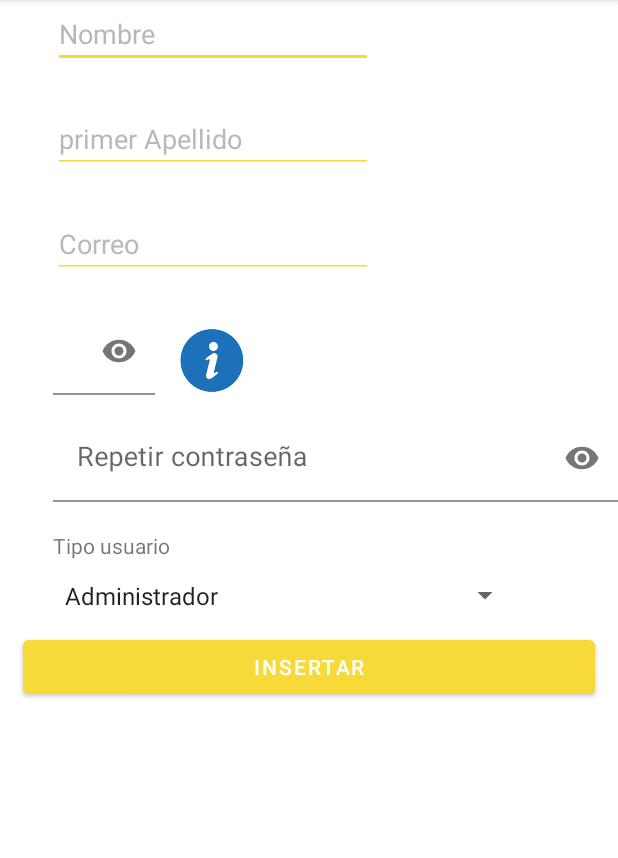
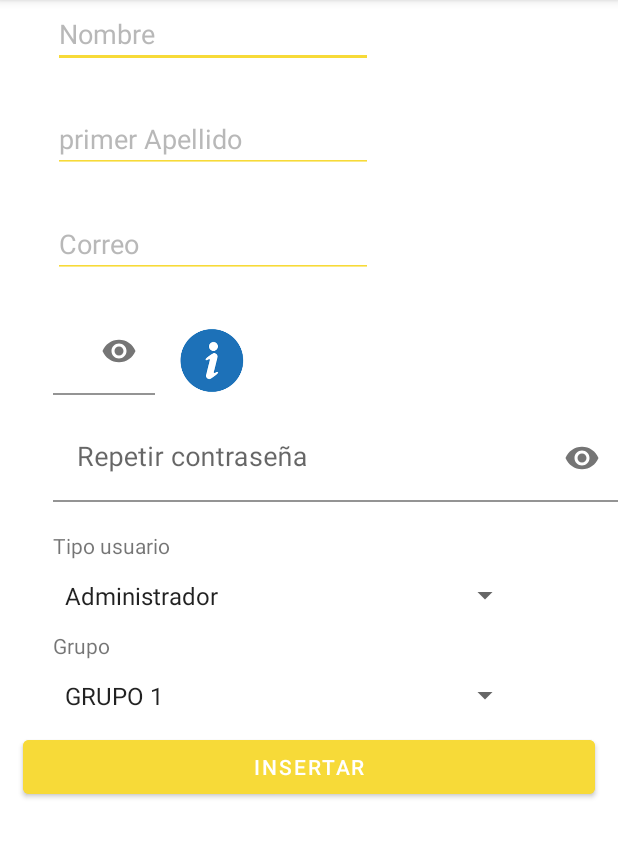
Before and after one commit to cristianCeba/ControlTime, an Android app: the InsertUserActivity screen opened directly, with no data from a screen before it, on a phone screen of 412 x 824 dp, the part 84-942 px from its top. Run offline under Robolectric (Android 15) with nearby library versions, the phone set to English and light mode, and no system bars; our stand-ins replace Firebase (no records; nobody signed in at launch, a user with empty details on screens opened directly).

Commit message:
Spinner Grupo

```diff
--- a/app/src/main/java/com/example/controltime/InsertUserActivity.java
+++ b/app/src/main/java/com/example/controltime/InsertUserActivity.java
@@ -36,6 +36,7 @@ public class InsertUserActivity extends AppCompatActivity {
     TextView txtMensajeApe;
     TextView txtMensajeEmail;
     Spinner spnTipoUsuario;
+    Spinner spnGrupo;
     ImageButton btnInfo;
 
     String Nombre;
@@ -44,6 +45,7 @@ public class InsertUserActivity extends AppCompatActivity {
     String Pass;
     String Pass2;
     long TipoUsuario;
+    long Grupo;
     Button btnInsert;
     ConexionNOOO conexion;
     Utils utils;
@@ -60,6 +62,8 @@ public class InsertUserActivity extends AppCompatActivity {
         txtApe1 = (EditText) findViewById(R.id.editTextApe);
         txtMensajeApe=(TextView) findViewById(R.id.textMensajeApe);
         spnTipoUsuario=(Spinner)findViewById(R.id.spnTipo);
+        spnGrupo=(Spinner)findViewById(R.id.spnGrupo);
+
 
         txtEmail = (EditText) findViewById(R.id.editTextEmail);
         txtMensajeEmail=(TextView) findViewById(R.id.textMensajeEmail);
@@ -76,6 +80,20 @@ public class InsertUserActivity extends AppCompatActivity {
                 //Toast.makeText(parent.getContext(),(String) parent.getItemAtPosition(position),Toast.LENGTH_LONG ).show();
                // Toast.makeText(parent.getContext(),"" + id,Toast.LENGTH_LONG ).show();
                 TipoUsuario=id;
+            }
+
+            @Override
+            public void onNothingSelected(AdapterView<?> parent) {
+
+            }
+        });
+
+        spnGrupo.setOnItemSelectedListener(new AdapterView.OnItemSelectedListener() {
+            @Override
+            public void onItemSelected(AdapterView<?> parent, View view, int position, long id) {
+                Toast.makeText(parent.getContext(), "" + id,Toast.LENGTH_LONG ).show();
+                Grupo=id;
+
             }
 
             @Override
@@ -154,7 +172,7 @@ public class InsertUserActivity extends AppCompatActivity {
                                                             public void onComplete(@NonNull Task<AuthResult> task) {
                                                                 if (task.isSuccessful()) {
                                                                    // GRABAMOS EN USERS
-                                                                   User use = new User(Nombre, Ape, Email,TipoUsuario );
+                                                                   User use = new User(Nombre, Ape, Email,TipoUsuario ,Grupo);
                                                                     String email = Email.replace(".", "_");
                                                                     mDataBase.child("users").child(email).setValue(use).addOnCompleteListener(new OnCompleteListener<Void>() {
                                                                         @Override
--- a/app/src/main/java/com/example/controltime/User.java
+++ b/app/src/main/java/com/example/controltime/User.java
@@ -25,6 +25,7 @@ public class User {
     public String Nombre;
     public String Ape;
     public long TipoUsuario;
+    public long Grupo;
     static Fichaje fichajeUsuario;
 
     /*CONSTRUCTOR , INICIALIZAMOS LA CLASE*/
@@ -34,6 +35,7 @@ public class User {
         this.Ape = "";
         this.correoElectronico = "";
         this.TipoUsuario=0;
+        this.Grupo=0;
     }
 
     public User(String coreo, String contraseña) {
@@ -42,13 +44,14 @@ public class User {
     }
 
     /*CONSTRUCTOR DE LA CLASE*/
-    public User( String Nombre, String Ape, String correo,long TipoUsuario ) {
+    public User( String Nombre, String Ape, String correo,long TipoUsuario,long Grupo ) {
 
         this.contraseña = contraseña;
         this.Nombre = Nombre;
         this.Ape = Ape;
         this.correoElectronico = correo;
         this.TipoUsuario=TipoUsuario;
+        this.Grupo=Grupo;
 
 
     }
--- a/app/src/main/res/layout/activity_insert_user.xml
+++ b/app/src/main/res/layout/activity_insert_user.xml
@@ -153,6 +153,19 @@
         android:entries="@array/valorTipoUsuario"
         android:prompt="@string/tituloTipoUsuario"
         android:layout_marginLeft="35dp"/>
+    <TextView
+        android:id="@+id/textGrupo"
+        android:layout_width="match_parent"
+        android:layout_height="wrap_content"
+        android:text="Grupo"
+        android:layout_marginLeft="35dp"/>
+    <Spinner
+        android:id="@+id/spnGrupo"
+        android:layout_width="312dp"
+        android:layout_height="47dp"
+        android:entries="@array/valorGrupo"
+        android:prompt="@string/tituloGrupo"
+        android:layout_marginLeft="35dp"/>
 
     <Button
         android:id="@+id/btnRegistro"
--- a/app/src/main/res/values/strings.xml
+++ b/app/src/main/res/values/strings.xml
@@ -6,9 +6,13 @@
     <string-array name="valorTipoUsuario">
         <item>Administrador</item>
         <item>Usuario</item>
-
     </string-array>
 
+    <string name="tituloGrupo">Grupos</string>
+    <string-array name="valorGrupo">
+        <item value="1000"> GRUPO 1</item>
+        <item value="1001"> GRUPO 2</item>
+    </string-array>
 
     <string name="tituloTipoPermisos">Seleccione el permiso </string>
     <string-array name="valorTipoPermiso">
```
Also changed, not shown: app/src/main/res/layout/activity_menu_principal.xml (+12 -13 lines).
